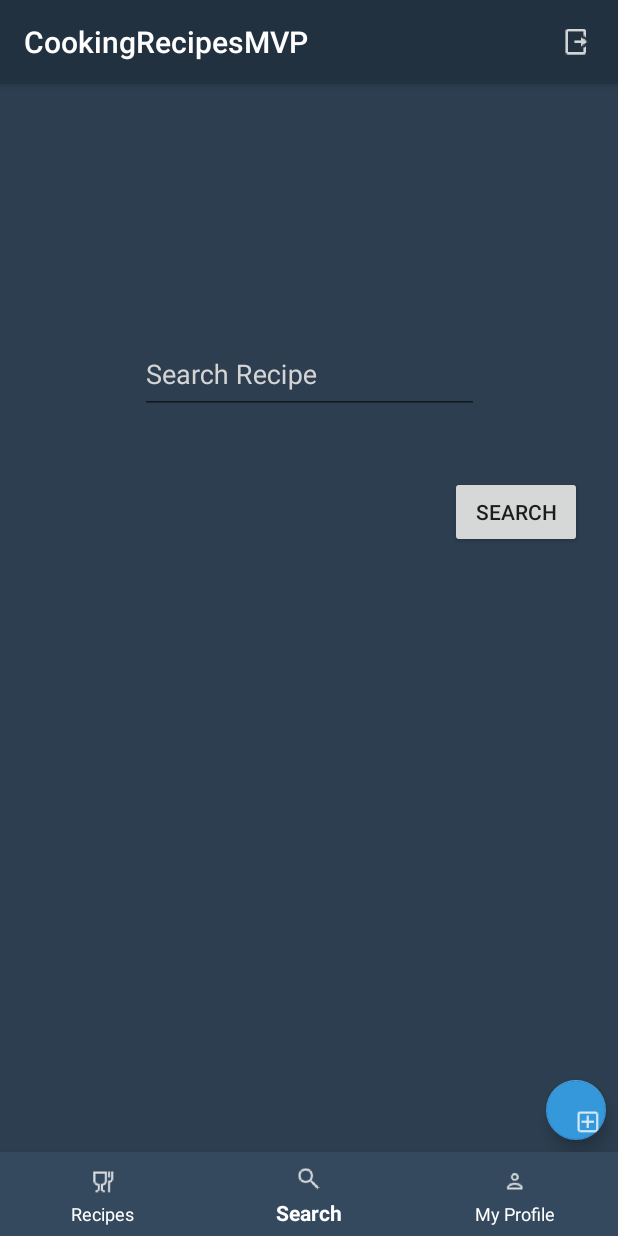
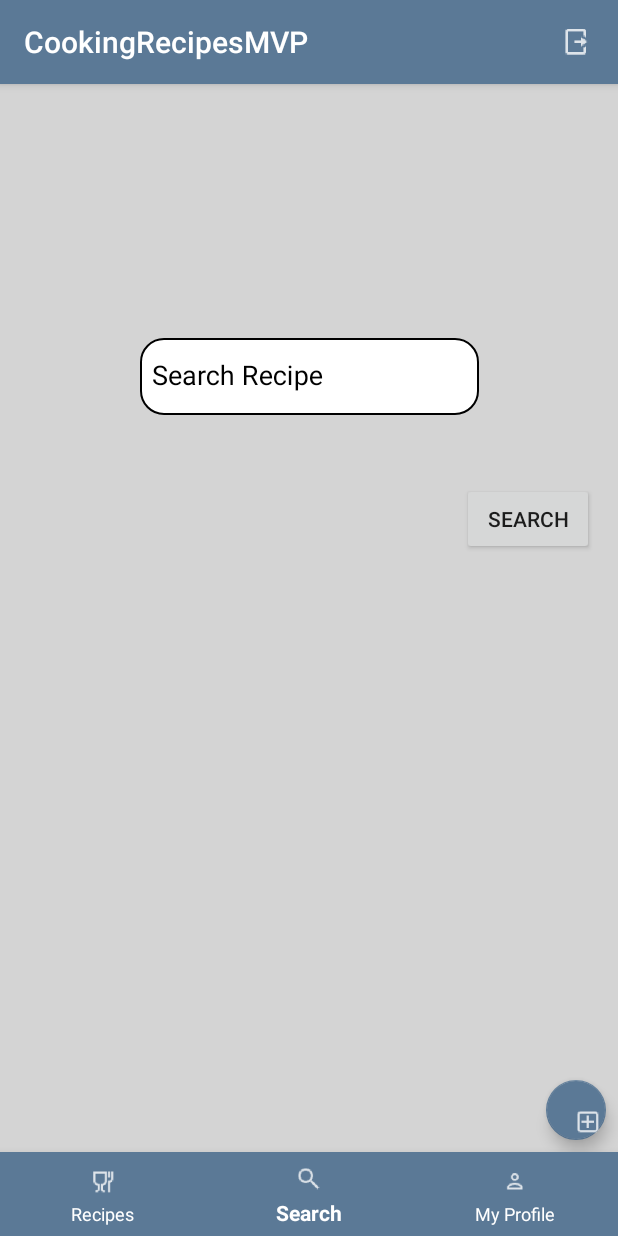
Before and after one commit to panosmir/CookingRecipesMVP, an Android app: the MainActivity screen opened directly, with no data from a screen before it, item 2 of the bottom bar chosen, on a phone screen of 412 x 824 dp. Run offline under Robolectric (Android 15) with nearby library versions, the phone set to English and light mode, and no system bars; our stand-ins replace ButterKnife, Dagger/Hilt's generated code, RxJava; libraries missing offline, so code that uses them is left out: com.jakewharton.rxbinding2; network calls fail.

Commit message:
Improve design.

```diff
--- a/app/src/main/java/com/mir/panosdev/cookingrecipesmvp/modules/newRecipe/NewRecipeActivity.java
+++ b/app/src/main/java/com/mir/panosdev/cookingrecipesmvp/modules/newRecipe/NewRecipeActivity.java
@@ -21,6 +21,7 @@ import com.mir.panosdev.cookingrecipesmvp.base.BaseActivity;
 import com.mir.panosdev.cookingrecipesmvp.dependencyinjection.components.DaggerRecipesComponent;
 import com.mir.panosdev.cookingrecipesmvp.dependencyinjection.module.ActivityModules.RecipesModule;
 import com.mir.panosdev.cookingrecipesmvp.listeners.OnIngredientClickListener;
+import com.mir.panosdev.cookingrecipesmvp.modules.detail.DetailsActivity;
 import com.mir.panosdev.cookingrecipesmvp.modules.detail.update_adapter.UpdatableIngredientAdapter;
 import com.mir.panosdev.cookingrecipesmvp.modules.home.MainActivity;
 import com.mir.panosdev.cookingrecipesmvp.modules.newRecipe.CategoryAdapter.CategoryAdapter;
@@ -58,6 +59,7 @@ public class NewRecipeActivity extends BaseActivity implements NewRecipeMVP.NewR
     protected NewRecipePresenter mNewRecipePresenter;
 
     private User user = new User();
+    private Recipe recipe = new Recipe();
     private CategoryAdapter mCategoryAdapter;
     private List<Category> mCategories = new ArrayList<>();
     private List<Ingredient> mIngredients;
@@ -199,7 +201,8 @@ public class NewRecipeActivity extends BaseActivity implements NewRecipeMVP.NewR
     @Override
     public void onCompletedToast(String message) {
         Toast.makeText(this, message, Toast.LENGTH_SHORT).show();
-        Intent intent = new Intent(NewRecipeActivity.this, MainActivity.class);
+        Intent intent = new Intent(NewRecipeActivity.this, DetailsActivity.class);
+        intent.putExtra(DetailsActivity.RECIPE, recipe);
         startActivity(intent);
         finish();
     }
@@ -250,7 +253,6 @@ public class NewRecipeActivity extends BaseActivity implements NewRecipeMVP.NewR
     @Override
     public Recipe getRecipeDetails() {
         SharedPreferences mSharedPreferences = getSharedPreferences("USER_CREDENTIALS", MODE_PRIVATE);
-        Recipe recipe = new Recipe();
         user.setId(mSharedPreferences.getInt("USER_ID", 0));
         user.setUsername(mSharedPreferences.getString("USER_USERNAME", ""));
         recipe.setUser(user);
--- a/app/src/main/java/com/mir/panosdev/cookingrecipesmvp/modules/search/SearchFragment.java
+++ b/app/src/main/java/com/mir/panosdev/cookingrecipesmvp/modules/search/SearchFragment.java
@@ -11,6 +11,7 @@ import android.view.ViewGroup;
 import android.widget.EditText;
 import android.widget.Toast;
 
+import com.jakewharton.rxbinding2.widget.RxTextView;
 import com.mir.panosdev.cookingrecipesmvp.R;
 import com.mir.panosdev.cookingrecipesmvp.base.BaseFragment;
 import com.mir.panosdev.cookingrecipesmvp.dependencyinjection.components.DaggerRecipesComponent;
@@ -29,6 +30,15 @@ import javax.inject.Inject;
 import butterknife.BindView;
 import butterknife.ButterKnife;
 import butterknife.OnClick;
+import io.reactivex.Observable;
+import io.reactivex.disposables.CompositeDisposable;
+import io.reactivex.disposables.Disposable;
+import io.reactivex.functions.BiFunction;
+import io.reactivex.functions.Consumer;
+import io.reactivex.functions.Function;
+import io.reactivex.subscribers.DisposableSubscriber;
+
+import static android.text.TextUtils.isEmpty;
 
 
 public class SearchFragment extends BaseFragment implements SearchActivityMVP.SearchView {
@@ -48,6 +58,7 @@ public class SearchFragment extends BaseFragment implements SearchActivityMVP.Se
     public void onStart() {
         super.onStart();
         mSearchPresenter.attachView(this);
+        initializeList();
     }
 
     @Override
@@ -137,5 +148,5 @@ public class SearchFragment extends BaseFragment implements SearchActivityMVP.Se
     @Override
     public void onHideDialog() {
         hideDialog();
-   }
+    }
 }
--- /dev/null
+++ b/app/src/main/res/drawable/edittext_border.xml
@@ -0,0 +1,19 @@
+<?xml version="1.0" encoding="utf-8"?>
+<shape xmlns:android="http://schemas.android.com/apk/res/android"
+    android:shape="rectangle">
+
+    <solid android:color="#fff" />
+    <stroke android:width="1dip" android:color="#000" />
+    <padding
+        android:left="5dp"
+        android:top="5dp"
+        android:right="5dp"
+        android:bottom="5dp">
+    </padding>
+
+    <corners
+        android:radius="15dp"
+        android:bottomLeftRadius="15dp"
+        android:bottomRightRadius="15dp">
+    </corners>
+</shape>
--- a/app/src/main/res/layout/activity_detail.xml
+++ b/app/src/main/res/layout/activity_detail.xml
@@ -23,7 +23,8 @@
             android:layout_margin="8dp"
             card_view:cardCornerRadius="8dp"
             card_view:cardPreventCornerOverlap="true"
-            card_view:cardElevation="4dp"
+            card_view:cardElevation="0dp"
+            card_view:cardBackgroundColor="@android:color/secondary_text_dark"
             card_view:cardUseCompatPadding="false">
 
             <FrameLayout
--- a/app/src/main/res/layout/activity_login.xml
+++ b/app/src/main/res/layout/activity_login.xml
@@ -23,7 +23,7 @@
 
         <EditText
             android:id="@+id/usernameEditText"
-            style="@style/DetailTextColor"
+            style="@style/MainTextColor"
             android:layout_width="205dp"
             android:layout_height="wrap_content"
             android:layout_marginBottom="56dp"
@@ -50,7 +50,7 @@
 
         <EditText
             android:id="@+id/passwordEditText"
-            style="@style/DetailTextColor"
+            style="@style/MainTextColor"
             android:layout_width="208dp"
             android:layout_height="48dp"
             android:layout_marginBottom="39dp"
--- a/app/src/main/res/layout/activity_main.xml
+++ b/app/src/main/res/layout/activity_main.xml
@@ -4,7 +4,7 @@
     xmlns:tools="http://schemas.android.com/tools"
     android:layout_width="match_parent"
     android:layout_height="match_parent"
-    android:background="#2C3E50"
+    android:background="@color/colorAccent"
     android:orientation="vertical"
     tools:context=".modules.home.MainActivity">
 
@@ -12,14 +12,11 @@
         android:id="@+id/mainFragmentContainer"
         android:layout_width="match_parent"
         android:layout_height="wrap_content"
-        android:layout_marginEnd="8dp"
-        android:layout_marginStart="8dp"
-        android:layout_marginTop="8dp"
         app:layout_constraintEnd_toEndOf="parent"
         app:layout_constraintStart_toStartOf="parent"
-        app:layout_constraintTop_toTopOf="parent"
-        android:layout_marginBottom="8dp"
-        app:layout_constraintBottom_toTopOf="@+id/bottom_navigation" />
+        android:layout_marginBottom="6dp"
+        app:layout_constraintBottom_toTopOf="@+id/bottom_navigation"
+        app:layout_constraintTop_toTopOf="parent" />
 
     <android.support.design.widget.FloatingActionButton
         android:id="@+id/floatingActionButton"
@@ -27,18 +24,17 @@
         android:layout_height="40dp"
         android:layout_marginBottom="8dp"
         android:layout_marginEnd="8dp"
-        android:layout_marginRight="8dp"
-        android:background="@color/colorPrimary"
+        android:background="@color/colorPrimaryDark"
         android:scaleType="center"
         android:clickable="true"
         android:src="@drawable/ic_addrecipe_icon"
-        app:backgroundTint="@color/colorPrimary"
+        app:backgroundTint="@color/colorPrimaryDark"
         app:layout_constraintBottom_toTopOf="@+id/bottom_navigation"
         app:layout_constraintRight_toRightOf="parent" />
 
     <android.support.design.widget.BottomNavigationView
         android:id="@+id/bottom_navigation"
-        android:layout_width="wrap_content"
+        android:layout_width="match_parent"
         android:layout_height="wrap_content"
         android:layout_alignParentBottom="true"
         app:itemBackground="@color/colorPrimaryDark"
@@ -46,9 +42,8 @@
         app:itemTextColor="@android:color/white"
         app:layout_constraintBottom_toBottomOf="parent"
         app:menu="@menu/bottom_menu"
-        android:layout_marginRight="8dp"
         app:layout_constraintRight_toRightOf="parent"
-        android:layout_marginLeft="8dp"
-        app:layout_constraintLeft_toLeftOf="parent" />
+        app:layout_constraintLeft_toLeftOf="parent"
+        tools:layout_editor_absoluteX="-1dp" />
 
 </android.support.constraint.ConstraintLayout>
--- a/app/src/main/res/layout/fragment_details.xml
+++ b/app/src/main/res/layout/fragment_details.xml
@@ -4,7 +4,6 @@
     xmlns:tools="http://schemas.android.com/tools"
     android:layout_width="match_parent"
     android:layout_height="match_parent"
-    android:background="#5B738B"
     android:orientation="vertical">
 
     <TextView
@@ -20,7 +19,6 @@
         android:paddingRight="5dp"
         android:textSize="17sp"
         android:visibility="visible"
-        style="@style/MainTextColor"
         app:layout_constraintBottom_toTopOf="@+id/ingredientsRecyclerView"
         app:layout_constraintEnd_toEndOf="parent"
         app:layout_constraintStart_toStartOf="parent"
--- a/app/src/main/res/layout/fragment_search.xml
+++ b/app/src/main/res/layout/fragment_search.xml
@@ -3,18 +3,17 @@
     xmlns:app="http://schemas.android.com/apk/res-auto"
     xmlns:tools="http://schemas.android.com/tools"
     android:layout_width="match_parent"
-    android:layout_height="match_parent"
-    android:background="#2C3E50">
+    android:layout_height="match_parent">
 
 
     <android.support.design.widget.TextInputLayout
         android:id="@+id/textInputLayout2"
         android:layout_width="wrap_content"
-        android:layout_height="71dp"
+        android:layout_height="75dp"
         android:layout_marginEnd="8dp"
         android:layout_marginStart="8dp"
-        android:layout_marginTop="16dp"
-        android:textColorHint="#d4d4d4"
+        android:layout_marginTop="28dp"
+        android:textColorHint="#000"
         app:layout_constraintEnd_toEndOf="parent"
         app:layout_constraintStart_toStartOf="parent"
         app:layout_constraintTop_toTopOf="parent">
@@ -22,8 +21,10 @@
         <EditText
             android:id="@+id/searchRecipeTextView"
             style="@style/DetailTextColor"
+            android:background="@drawable/edittext_border"
             android:layout_width="226dp"
             android:layout_height="51dp"
+            android:paddingStart="8dp"
             android:hint="Search Recipe"/>
 
     </android.support.design.widget.TextInputLayout>
--- a/app/src/main/res/values/colors.xml
+++ b/app/src/main/res/values/colors.xml
@@ -1,6 +1,6 @@
 <?xml version="1.0" encoding="utf-8"?>
 <resources>
     <color name="colorPrimary">#3498db</color>
-    <color name="colorPrimaryDark">#34495E</color>
+    <color name="colorPrimaryDark">#5b7996</color>
     <color name="colorAccent">#D4D4D4</color>
 </resources>
--- a/app/src/main/res/values/styles.xml
+++ b/app/src/main/res/values/styles.xml
@@ -3,14 +3,14 @@
     <!-- Base application theme. -->
     <style name="AppTheme" parent="Theme.AppCompat.Light.DarkActionBar">
         <!-- Customize your theme here. -->
-        <item name="colorPrimary">#22313F</item>
-        <item name="colorPrimaryDark">#22313F</item>
+        <item name="colorPrimary">#5b7996</item>
+        <item name="colorPrimaryDark">#5b7996</item>
         <item name="colorAccent">#d4d4d4</item>
     </style>
 
     <!--Text Style-->
     <style name="DetailTextColor">
-        <item name="android:textColor">#AFAFAF</item>
+        <item name="android:textColor">#292928</item>
     </style>
 
     <style name="MainTextColor">
```
Also changed, not shown: app/src/main/java/com/mir/panosdev/cookingrecipesmvp/modules/home/MainActivity.java (+5 -2 lines), app/src/main/java/com/mir/panosdev/cookingrecipesmvp/modules/login/LoginActivity.java (+4 -7 lines), app/src/main/java/com/mir/panosdev/cookingrecipesmvp/modules/userprofile/UserProfileActivity.java (+28 -28 lines), app/src/main/res/drawable/list_shape.xml (added, +28 -0 lines), app/src/main/res/layout/fragment_main.xml (+7 -7 lines), app/src/main/res/layout/fragment_user_profile.xml (renamed from app/src/main/res/layout/activity_user_profile.xml, +11 -16 lines), app/src/main/res/layout/list_item_layout.xml (+4 -4 lines).
